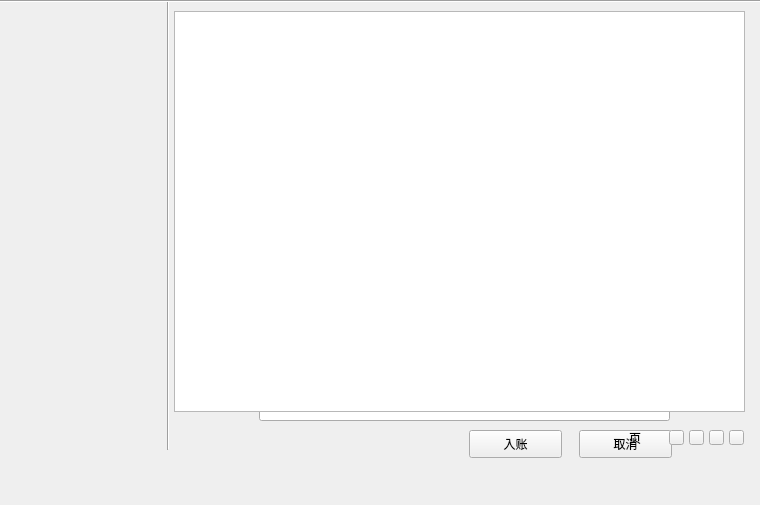
Qt form BooKeeping/mainwindow.ui (GrimmStory/BooKeeping) before a commit.
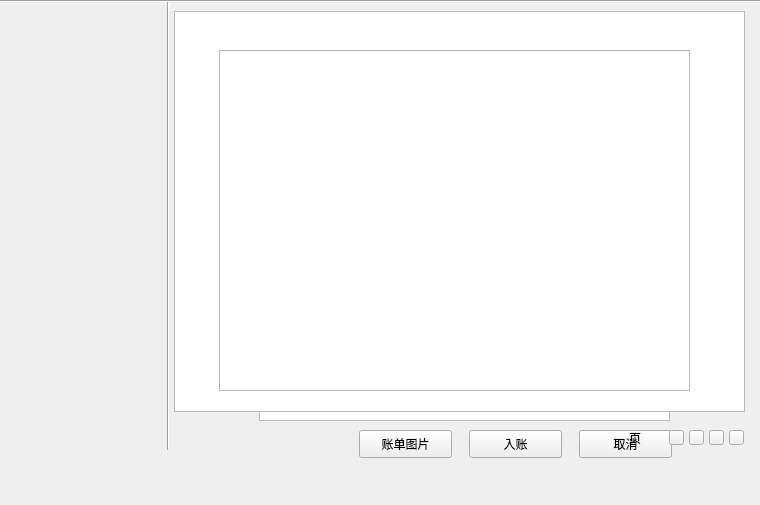
The same form after that commit.

```diff
--- a/BooKeeping/mainwindow.ui
+++ b/BooKeeping/mainwindow.ui
@@ -113,22 +113,6 @@
       <string>分账人：</string>
      </property>
     </widget>
-    <widget class="QLineEdit" name="lineEditPS">
-     <property name="geometry">
-      <rect>
-       <x>100</x>
-       <y>330</y>
-       <width>411</width>
-       <height>91</height>
-      </rect>
-     </property>
-     <property name="text">
-      <string/>
-     </property>
-     <property name="alignment">
-      <set>Qt::AlignLeading|Qt::AlignLeft|Qt::AlignTop</set>
-     </property>
-    </widget>
     <widget class="QLabel" name="labelPS">
      <property name="geometry">
       <rect>
@@ -227,6 +211,29 @@
       <enum>Qt::Horizontal</enum>
      </property>
     </widget>
+    <widget class="QPushButton" name="pushButtonPic">
+     <property name="geometry">
+      <rect>
+       <x>200</x>
+       <y>430</y>
+       <width>93</width>
+       <height>28</height>
+      </rect>
+     </property>
+     <property name="text">
+      <string>账单图片</string>
+     </property>
+    </widget>
+    <widget class="QTextEdit" name="textEditPs">
+     <property name="geometry">
+      <rect>
+       <x>100</x>
+       <y>330</y>
+       <width>411</width>
+       <height>91</height>
+      </rect>
+     </property>
+    </widget>
     <zorder>lineEditMoney</zorder>
     <zorder>labelDateTime</zorder>
     <zorder>treeWidgetPerson</zorder>
@@ -411,6 +418,16 @@
       <enum>Qt::Horizontal</enum>
      </property>
     </widget>
+    <widget class="QTextBrowser" name="textBrowserOut">
+     <property name="geometry">
+      <rect>
+       <x>60</x>
+       <y>50</y>
+       <width>471</width>
+       <height>341</height>
+      </rect>
+     </property>
+    </widget>
    </widget>
   </widget>
   <widget class="QMenuBar" name="menuBar">
```
Left out of the diff: 16 changed lines with no effect on the pictures.
